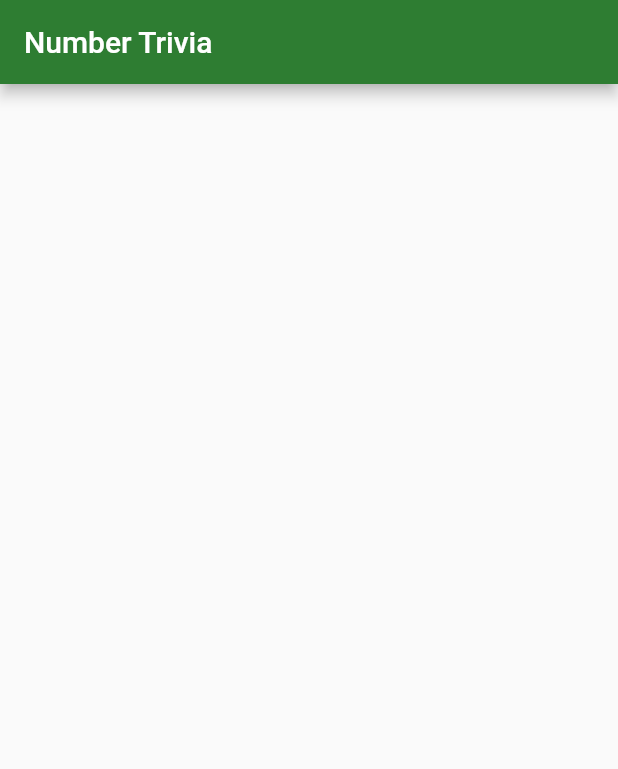
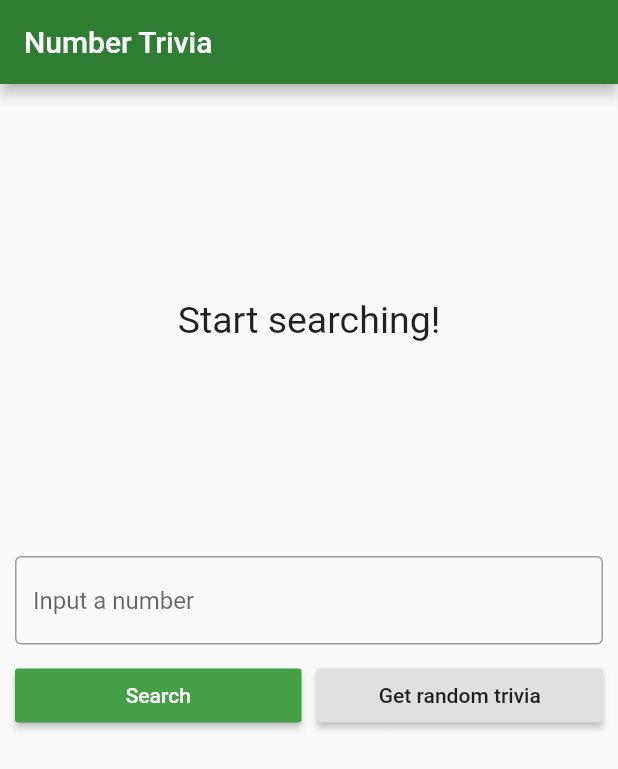
Before and after one commit to cantellir/number_trivia_app, a Flutter app: the screen it shows after launch, on a phone screen of 412 x 824 dp. Shown: the top 769 px of the screen. Run offline on Flutter 3.47's test engine with Material 2 defaults, Android fonts, the phone set to English and light mode, and no system bars; our stand-ins replace bloc, dartz, data_connection_checker, equatable, flutter_bloc, get_it and 1 more.

Commit message:
created number trivia page

```diff
--- a/lib/features/number_trivia/presentation/pages/number_trivia_page.dart
+++ b/lib/features/number_trivia/presentation/pages/number_trivia_page.dart
@@ -1,8 +1,9 @@
 import 'package:flutter/material.dart';
-import 'package:number_trivia_app/features/number_trivia/presentation/bloc/number_trivia_bloc.dart';
-import 'package:bloc/bloc.dart';
+import 'package:flutter_bloc/flutter_bloc.dart';
 
 import '../../../../injection_container.dart';
+import '../bloc/number_trivia_bloc.dart';
+import '../widgets/widgets.dart';
 
 class NumberTriviaPage extends StatelessWidget {
   @override
@@ -11,6 +12,50 @@ class NumberTriviaPage extends StatelessWidget {
       appBar: AppBar(
         title: Text('Number Trivia'),
       ),
+      body: SingleChildScrollView(child: buildBody(context)),
+    );
+  }
+
+  BlocProvider<NumberTriviaBloc> buildBody(BuildContext context) {
+    return BlocProvider(
+      create: (_) => sl<NumberTriviaBloc>(),
+      child: Center(
+        child: Padding(
+          padding: const EdgeInsets.all(10),
+          child: Column(
+            children: <Widget>[
+              SizedBox(
+                height: 10,
+              ),
+              // Top half
+              BlocBuilder<NumberTriviaBloc, NumberTriviaState>(
+                builder: (context, state) {
+                  if (state is Empty) {
+                    return MessageDisplay(
+                      message: 'Start searching!',
+                    );
+                  } else if (state is Loading) {
+                    return LoadingWidget();
+                  } else if (state is Loaded) {
+                    return TriviaDisplay(
+                      numberTrivia: state.trivia,
+                    );
+                  } else if (state is Error) {
+                    return MessageDisplay(
+                      message: state.message,
+                    );
+                  }
+                },
+              ),
+              SizedBox(
+                height: 20,
+              ),
+              // Bottom half
+              TriviaControls(),
+            ],
+          ),
+        ),
+      ),
     );
   }
 }
--- /dev/null
+++ b/lib/features/number_trivia/presentation/widgets/message_display.dart
@@ -0,0 +1,23 @@
+import 'package:flutter/material.dart';
+
+class MessageDisplay extends StatelessWidget {
+  final String message;
+
+  const MessageDisplay({Key key, @required this.message}) : super(key: key);
+
+  @override
+  Widget build(BuildContext context) {
+    return Container(
+      height: MediaQuery.of(context).size.height / 3,
+      child: Center(
+        child: SingleChildScrollView(
+          child: Text(
+            message,
+            style: TextStyle(fontSize: 25),
+            textAlign: TextAlign.center,
+          ),
+        ),
+      ),
+    );
+  }
+}
--- /dev/null
+++ b/lib/features/number_trivia/presentation/widgets/trivia_controls.dart
@@ -0,0 +1,70 @@
+import 'package:flutter/material.dart';
+import 'package:flutter_bloc/flutter_bloc.dart';
+import 'package:number_trivia_app/features/number_trivia/presentation/bloc/number_trivia_bloc.dart';
+
+class TriviaControls extends StatefulWidget {
+  const TriviaControls({
+    Key key,
+  }) : super(key: key);
+
+  @override
+  _TriviaControlsState createState() => _TriviaControlsState();
+}
+
+class _TriviaControlsState extends State<TriviaControls> {
+  final controller = TextEditingController();
+  String inputStr;
+
+  @override
+  Widget build(BuildContext context) {
+    return Column(
+      children: <Widget>[
+        TextField(
+          controller: controller,
+          keyboardType: TextInputType.number,
+          decoration: InputDecoration(
+              border: OutlineInputBorder(), hintText: 'Input a number'),
+          onChanged: (value) {
+            inputStr = value;
+          },
+          onSubmitted: (_) {
+            addConcrete();
+          },
+        ),
+        SizedBox(
+          height: 10,
+        ),
+        Row(
+          children: <Widget>[
+            Expanded(
+                child: RaisedButton(
+              child: Text('Search'),
+              color: Theme.of(context).accentColor,
+              textTheme: ButtonTextTheme.primary,
+              onPressed: addConcrete,
+            )),
+            SizedBox(
+              width: 10,
+            ),
+            Expanded(
+                child: RaisedButton(
+              child: Text('Get random trivia'),
+              onPressed: addRandom,
+            ))
+          ],
+        )
+      ],
+    );
+  }
+
+  void addConcrete() {
+    controller.clear();
+    BlocProvider.of<NumberTriviaBloc>(context)
+        .add(GetTriviaForConcreteNumber(inputStr));
+  }
+
+  void addRandom() {
+    controller.clear();
+    BlocProvider.of<NumberTriviaBloc>(context).add(GetTriviaForRandomNumber());
+  }
+}
--- /dev/null
+++ b/lib/features/number_trivia/presentation/widgets/widgets.dart
@@ -0,0 +1,4 @@
+export 'loading_widget.dart';
+export 'message_display.dart';
+export 'trivia_display.dart';
+export 'trivia_controls.dart';
--- a/lib/injection_container.dart
+++ b/lib/injection_container.dart
@@ -44,6 +44,6 @@ Future<void> init() async {
   //! External
   final sharedPreferences = await SharedPreferences.getInstance();
   sl.registerLazySingleton(() => sharedPreferences);
-  sl.registerLazySingleton(() => http.Client);
+  sl.registerLazySingleton(() => http.Client());
   sl.registerLazySingleton(() => DataConnectionChecker());
 }
```
Also changed, not shown: lib/features/number_trivia/presentation/widgets/loading_widget.dart (added, +13 -0 lines), lib/features/number_trivia/presentation/widgets/trivia_display.dart (added, +34 -0 lines).
